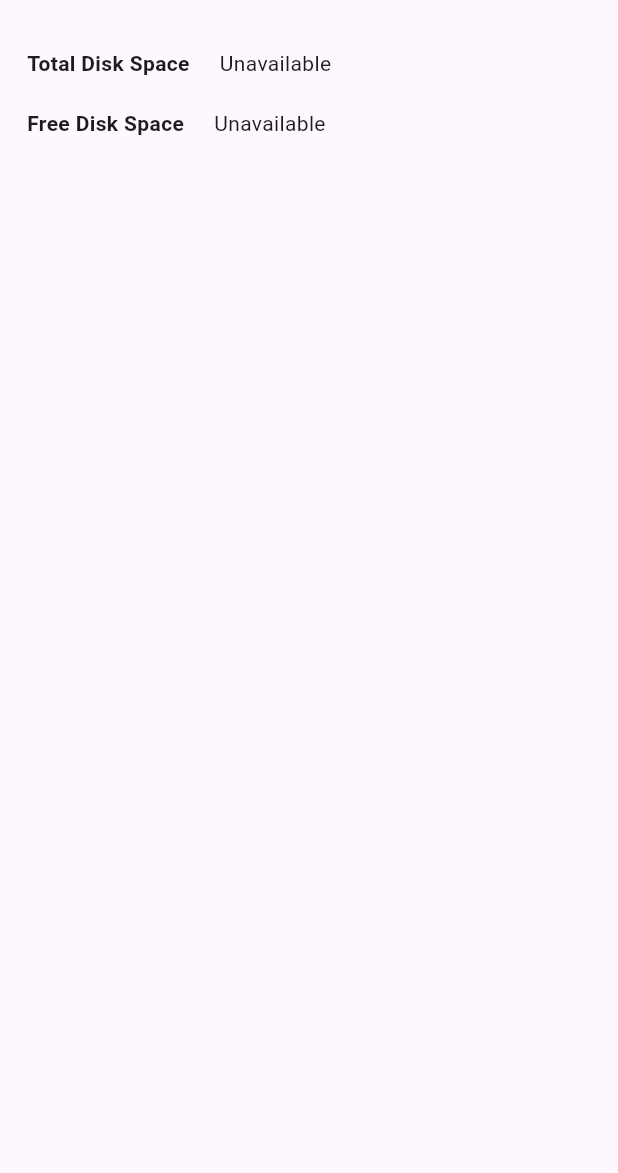
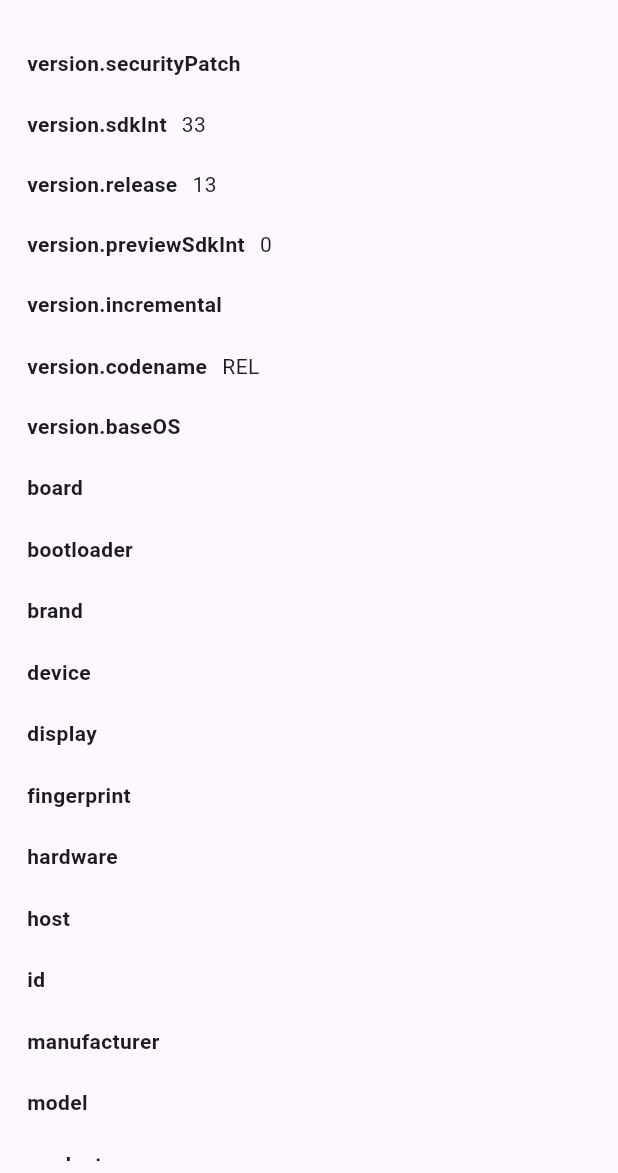
Before and after one commit to webmuppet/flutter-device-detect, a Flutter app: the screen it shows after launch, on a phone screen of 412 x 824 dp, the part 63-1236 px from its top. Run offline on Flutter 3.47's test engine with Material 3 defaults, Android fonts, the phone set to English and light mode, and no system bars; our stand-ins replace device_info_plus; missing offline and left inert: disk_space.

Commit message:
Added capability to detect mobile browser and mobile OS

```diff
--- a/lib/main.dart
+++ b/lib/main.dart
@@ -1,3 +1,5 @@
+import 'dart:io' show Platform;
+
 import 'package:flutter/foundation.dart'; // Needed for kIsWeb
 import 'package:flutter/material.dart';
 import 'package:device_info_plus/device_info_plus.dart';
@@ -29,7 +31,20 @@ class _MyAppState extends State<MyApp> {
 
     try {
       if (kIsWeb) {
-        deviceData = _readWebBrowserInfo(await deviceInfoPlugin.webBrowserInfo);
+        var webBrowserInfo = await deviceInfoPlugin.webBrowserInfo;
+        if (_isMobileBrowser(webBrowserInfo.userAgent)) {
+          if (Platform.isAndroid) {
+            deviceData = _readAndroidBuildData(await deviceInfoPlugin.androidInfo);
+          } else if (Platform.isIOS) {
+            deviceData = _readIosDeviceInfo(await deviceInfoPlugin.iosInfo);
+          }
+        } else {
+          deviceData = _readWebBrowserInfo(webBrowserInfo);
+        }
+      } else if (Platform.isAndroid) {
+        deviceData = _readAndroidBuildData(await deviceInfoPlugin.androidInfo);
+      } else if (Platform.isIOS) {
+        deviceData = _readIosDeviceInfo(await deviceInfoPlugin.iosInfo);
       }
     } catch (e) {
       deviceData = {'Error:': 'Failed to get device info'};
@@ -47,6 +62,11 @@ class _MyAppState extends State<MyApp> {
     });
   }
 
+  bool _isMobileBrowser(String? userAgent) {
+    if (userAgent == null) return false;
+    return userAgent.contains('Mobi');
+  }
+
   Map<String, dynamic> _readWebBrowserInfo(WebBrowserInfo data) {
     return <String, dynamic>{
       'Browser Name': describeEnum(data.browserName),
@@ -60,6 +80,54 @@ class _MyAppState extends State<MyApp> {
       'Product Sub': data.productSub,
       'Vendor': data.vendor,
       'Vendor Sub': data.vendorSub,
+    };
+  }
+
+  Map<String, dynamic> _readAndroidBuildData(AndroidDeviceInfo build) {
+    return <String, dynamic>{
+      'version.securityPatch': build.version.securityPatch,
+      'version.sdkInt': build.version.sdkInt,
+      'version.release': build.version.release,
+      'version.previewSdkInt': build.version.previewSdkInt,
+      'version.incremental': build.version.incremental,
+      'version.codename': build.version.codename,
+      'version.baseOS': build.version.baseOS,
+      'board': build.board,
+      'bootloader': build.bootloader,
+      'brand': build.brand,
+      'device': build.device,
+      'display': build.display,
+      'fingerprint': build.fingerprint,
+      'hardware': build.hardware,
+      'host': build.host,
+      'id': build.id,
+      'manufacturer': build.manufacturer,
+      'model': build.model,
+      'product': build.product,
+      'supported32BitAbis': build.supported32BitAbis,
+      'supported64BitAbis': build.supported64BitAbis,
+      'supportedAbis': build.supportedAbis,
+      'tags': build.tags,
+      'type': build.type,
+      'isPhysicalDevice': build.isPhysicalDevice,
+      'systemFeatures': build.systemFeatures,
+    };
+  }
+
+  Map<String, dynamic> _readIosDeviceInfo(IosDeviceInfo data) {
+    return <String, dynamic>{
+      'name': data.name,
+      'systemName': data.systemName,
+      'systemVersion': data.systemVersion,
+      'model': data.model,
+      'localizedModel': data.localizedModel,
+      'identifierForVendor': data.identifierForVendor,
+      'isPhysicalDevice': data.isPhysicalDevice,
+      'utsname.sysname:': data.utsname.sysname,
+      'utsname.nodename:': data.utsname.nodename,
+      'utsname.release:': data.utsname.release,
+      'utsname.version:': data.utsname.version,
+      'utsname.machine:': data.utsname.machine,
     };
   }
 
@@ -105,76 +173,64 @@ class _MyAppState extends State<MyApp> {
 
   List<Widget> _buildDeviceInfoWidgets() {
     return _deviceData.keys.map((String property) {
-      return Row(
+      return Padding(
+        padding: const EdgeInsets.all(10.0),
+        child: Wrap(
           children: <Widget>[
-          Container(
-            padding: const EdgeInsets.all(10.0),
-            child: Text(
+            Text(
               property,
               style: TextStyle(
                 fontWeight: FontWeight.bold,
               ),
             ),
-          ),
-          Expanded(
-            child: Container(
-              padding: const EdgeInsets.all(10.0),
-              child: Text(
+            SizedBox(width: 10),
+            Text(
               '${_deviceData[property]}',
-                overflow: TextOverflow.ellipsis,
-              ),
-            ),
+              overflow: TextOverflow.visible,
             ),
           ],
+        ),
       );
     }).toList()
-      ..add(Row(
+      ..add(Padding(
+        padding: const EdgeInsets.all(10.0),
+        child: Wrap(
           children: <Widget>[
-          Container(
-            padding: const EdgeInsets.all(10.0),
-            child: Text(
+            Text(
               'Total Disk Space',
               style: TextStyle(
                 fontWeight: FontWeight.bold,
               ),
             ),
-          ),
-          Expanded(
-            child: Container(
-              padding: const EdgeInsets.all(10.0),
-              child: Text(
+            SizedBox(width: 10),
+            Text(
               _totalSpace != null
                   ? '${_totalSpace! / (1024 * 1024 * 1024)} GB'
                   : 'Unavailable',
-                overflow: TextOverflow.ellipsis,
-              ),
-            ),
+              overflow: TextOverflow.visible,
             ),
           ],
+        ),
       ))
-      ..add(Row(
+      ..add(Padding(
+        padding: const EdgeInsets.all(10.0),
+        child: Wrap(
           children: <Widget>[
-          Container(
-            padding: const EdgeInsets.all(10.0),
-            child: Text(
+            Text(
               'Free Disk Space',
               style: TextStyle(
                 fontWeight: FontWeight.bold,
               ),
             ),
-          ),
-          Expanded(
-            child: Container(
-              padding: const EdgeInsets.all(10.0),
-              child: Text(
+            SizedBox(width: 10),
+            Text(
               _freeSpace != null
                   ? '${_freeSpace! / (1024 * 1024 * 1024)} GB'
                   : 'Unavailable',
-                overflow: TextOverflow.ellipsis,
-              ),
-            ),
+              overflow: TextOverflow.visible,
             ),
           ],
+        ),
       ));
   }
 }
--- a/pubspec.yaml
+++ b/pubspec.yaml
@@ -19,7 +19,7 @@ publish_to: 'none' # Remove this line if you wish to publish to pub.dev
 version: 1.0.0+1
 
 environment:
-  sdk: ^3.5.0-323.2.beta
+  sdk: '>=3.0.0 <4.0.0'
 
 # Dependencies specify other packages that your package needs in order to work.
 # To automatically upgrade your package dependencies to the latest versions
```
Also changed, not shown: pubspec.lock, 10 other files. Lines whose indentation alone changed are shown as unchanged.
